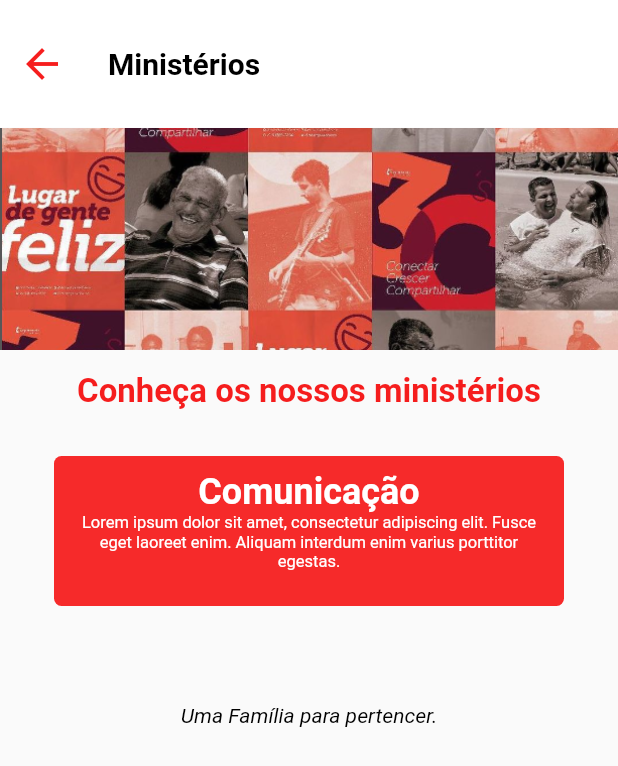
After one commit to brunomarcosluz/metosita_church_app, a Flutter app: the screen it shows after launch, in the side drawer, after a tap on "Ministérios", on a phone screen of 412 x 824 dp. The commit adds this screen. Shown: the top 766 px of the screen. Run offline on Flutter 3.47's test engine with Material 2 defaults, Android fonts, the phone set to English and light mode, and no system bars.

Commit message:
live coding on youtube @brunomarcosluz

```diff
--- a/metodista_app/lib/components/drawer_list.dart
+++ b/metodista_app/lib/components/drawer_list.dart
@@ -1,8 +1,10 @@
 import 'package:flutter/material.dart';
 import 'package:metodista_app/components/about_us.dart';
+import 'package:metodista_app/components/ministries.dart';
 import 'package:url_launcher/url_launcher.dart';
 import 'package:metodista_app/main.dart';
 import 'package:metodista_app/components/contribute.dart';
+import 'package:metodista_app/components/ministries.dart';
 //import 'package:metodista_app/components/about_us.dart';
 
 class DrawerList extends StatelessWidget {
@@ -43,12 +45,15 @@ class DrawerList extends StatelessWidget {
             ),
           ),
           ListTile(
+            onTap: () {
+              Navigator.push(context, MaterialPageRoute(builder:(context) => Ministries(),));
+            },
             leading: Icon(
               Icons.people,
               color: Color.fromARGB(255, 245, 2, 2),
             ),
             title: Text(
-              'Voluntários',
+              'Ministérios',
               style: TextStyle(
                 fontFamily: 'Roboto',
                 fontSize: 14,
--- /dev/null
+++ b/metodista_app/lib/components/ministries.dart
@@ -0,0 +1,107 @@
+import 'package:flutter/material.dart';
+
+class Ministries extends StatelessWidget {
+  const Ministries({super.key});
+
+  @override
+  Widget build(BuildContext context) {
+    return Scaffold(
+      appBar: AppBar(
+        backgroundColor: Colors.white,
+        title: Text(
+          'Ministérios',
+          style: TextStyle(
+            fontFamily: 'Roboto',
+            fontSize: 20,
+            fontWeight: FontWeight.bold,
+            color: Colors.black,
+          ),
+        ),
+        leading: BackButton(
+          color: Color.fromARGB(230, 245, 5, 5),
+        ),
+        toolbarHeight: 85,
+        elevation: 0,
+      ),
+      body: SingleChildScrollView(
+        child: Column(
+          children: [
+            Row(
+              children: [
+                Expanded(
+                  child: Container(
+                      height: 148,
+                      child: Image.asset(
+                        'assets/images/banner-igreja.png',
+                        fit: BoxFit.cover,
+                      )),
+                ),
+              ],
+            ),
+            Container(
+              margin: EdgeInsets.fromLTRB(0, 15, 0, 15),
+              child: Text(
+                'Conheça os nossos ministérios',
+                textAlign: TextAlign.center,
+                style: TextStyle(
+                  fontFamily: 'Roboto',
+                  fontSize: 22,
+                  fontWeight: FontWeight.bold,
+                  color: Color.fromARGB(230, 245, 5, 5),
+                ),
+              ),
+            ),
+            Container(
+              margin: EdgeInsets.fromLTRB(0, 15, 0, 15),
+              padding: EdgeInsets.all(10),
+              width: 340,
+              height: 100,
+              decoration: BoxDecoration(
+                color: Color.fromARGB(217, 245, 5, 5),
+                borderRadius: BorderRadius.circular(5),
+              ),
+              child: Column(
+                children: [
+                  Text(
+                    'Comunicação',
+                    textAlign: TextAlign.center,
+                    style: TextStyle(
+                      fontFamily: 'Roboto',
+                      fontSize: 24,
+                      fontWeight: FontWeight.bold,
+                      color: Colors.white,
+                    ),
+                  ),
+                  Text(
+                    'Lorem ipsum dolor sit amet, consectetur adipiscing elit. Fusce eget laoreet enim. Aliquam interdum enim varius porttitor egestas.',
+                    textAlign: TextAlign.center,
+                    style: TextStyle(
+                      fontFamily: 'Roboto',
+                      fontSize: 11,
+                      fontWeight: FontWeight.normal,
+                      color: Colors.white,
+                    ),
+                  )
+                ],
+              ),
+            ),
+            Container(
+              margin: EdgeInsets.fromLTRB(0, 50, 0, 15),
+              child: Text(
+                'Uma Família para pertencer.',
+                textAlign: TextAlign.center,
+                style: TextStyle(
+                  fontFamily: 'Roboto',
+                  fontSize: 14,
+                  fontWeight: FontWeight.w500,
+                  fontStyle: FontStyle.italic,
+                  color: Colors.black,
+                ),
+              ),
+            ),
+          ],
+        ),
+      ),
+    );
+  }
+}
```
